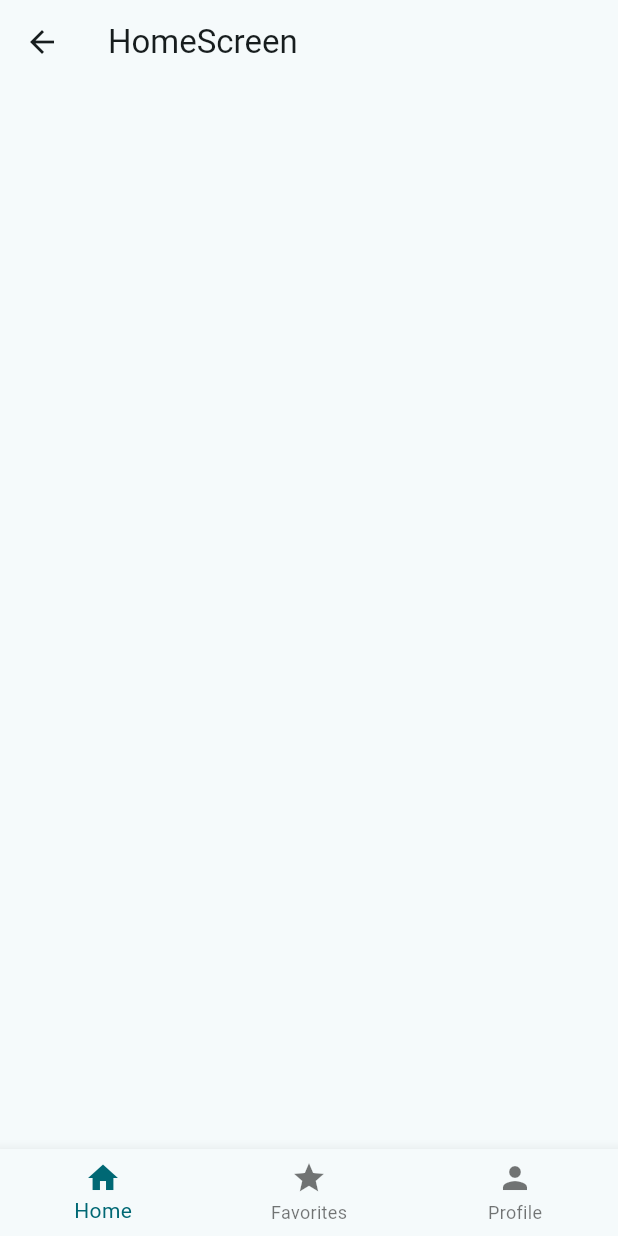
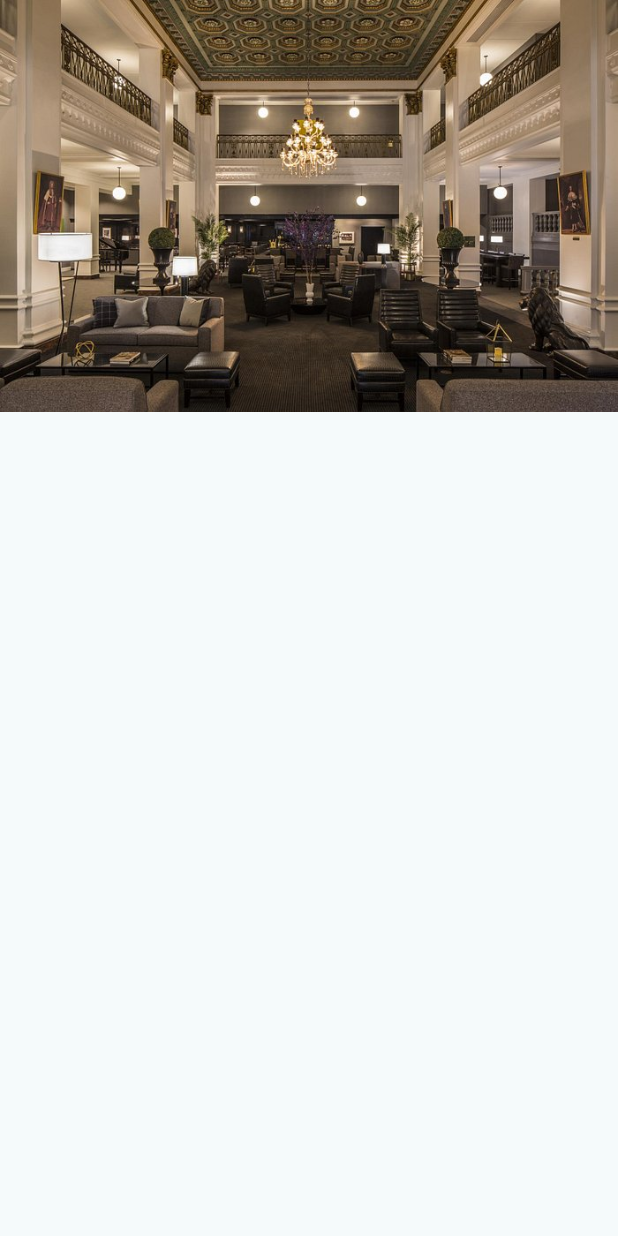
Before and after one commit to Arthritisboy/3Y1Cryptotel, a Flutter app: the HomeScreen screen opened directly, on a phone screen of 412 x 824 dp. Run offline on Flutter 3.47's test engine with Material 3 defaults, Android fonts, the phone set to English and light mode, and no system bars; our stand-ins replace transparent_image.

Commit message:
Added tab_screen and stack widget in home_screen

```diff
--- a/mobile/lib/main.dart
+++ b/mobile/lib/main.dart
@@ -1,20 +1,15 @@
 import 'package:flutter/material.dart';
 import 'package:hotel_flutter/presentation/screens/splash_screen.dart';
 import 'package:hotel_flutter/router/app_router.dart';
-//import 'package:hotel_flutter/screens/welcome_screen.dart';
 
 void main() {
   runApp(MyApp());
 }
 
-// var kColorScheme =
-//     ColorScheme.fromSeed(seedColor: const Color.fromARGB(255, 248, 248, 248));
-
 class MyApp extends StatelessWidget {
   final AppRouter _appRouter = AppRouter();
   MyApp({super.key});
 
-  // This widget is the root of your application.
   @override
   Widget build(BuildContext context) {
     return MaterialApp(
--- a/mobile/lib/presentation/screens/home_screen.dart
+++ b/mobile/lib/presentation/screens/home_screen.dart
@@ -1,28 +1,18 @@
 import 'package:flutter/material.dart';
+import 'package:transparent_image/transparent_image.dart';
 
 class HomeScreen extends StatelessWidget {
   const HomeScreen({super.key});
   @override
   Widget build(BuildContext context) {
     return Scaffold(
-      appBar: AppBar(
-        title: Text("HomeScreen"),
-      ),
-      bottomNavigationBar: BottomNavigationBar(
-        onTap: (index) {},
-        items: const [
-          BottomNavigationBarItem(
-            icon: Icon(Icons.home),
-            label: 'Home',
-          ),
-          BottomNavigationBarItem(
-            icon: Icon(Icons.star),
-            label: "Favorites",
-          ),
-          BottomNavigationBarItem(
-            icon: Icon(Icons.person),
-            label: "Profile",
-          ),
+      body: Stack(
+        children: [
+          FadeInImage(
+            placeholder: MemoryImage(kTransparentImage),
+            image: AssetImage('assets/images/others/homepage.jpg'),
+            fit: BoxFit.cover,
+          )
         ],
       ),
     );
--- a/mobile/lib/router/app_router.dart
+++ b/mobile/lib/router/app_router.dart
@@ -2,6 +2,7 @@ import 'package:flutter/material.dart';
 import 'package:hotel_flutter/presentation/screens/home_screen.dart';
 import 'package:hotel_flutter/presentation/screens/login_screen.dart';
 import 'package:hotel_flutter/presentation/screens/signup_screen.dart';
+import 'package:hotel_flutter/presentation/screens/tab_screen.dart';
 import 'package:hotel_flutter/presentation/screens/welcome_screen.dart';
 
 class AppRouter {
@@ -21,7 +22,7 @@ class AppRouter {
         );
       case '/homescreen':
         return MaterialPageRoute(
-          builder: (_) => const HomeScreen(),
+          builder: (_) => const TabScreen(),
         );
       default:
         return null;
--- a/mobile/pubspec.yaml
+++ b/mobile/pubspec.yaml
@@ -37,6 +37,7 @@ dependencies:
   icons_plus: ^5.0.0
   bloc: ^8.1.4
   flutter_bloc: ^8.1.6
+  transparent_image: ^2.0.1
 
 dev_dependencies:
   flutter_test:
@@ -59,6 +60,7 @@ flutter:
     - assets/images/others/hotel.png
     - assets/images/others/Vinna.jpg
     - assets/images/others/logowhite.png
+    - assets/images/others/homepage.jpg
 
   # The following line ensures that the Material Icons font is
   # included with your application, so that you can use the icons in
```
Also changed, not shown: mobile/lib/presentation/screens/favorite_screen.dart (added, +13 -0 lines), mobile/lib/presentation/screens/profile_screen.dart (added, +13 -0 lines), mobile/lib/presentation/screens/tab_screen.dart (added, +57 -0 lines), mobile/lib/presentation/screens/forgot_password_screen.dart (renamed from mobile/lib/presentation/screens/forgot_password.dart), mobile/pubspec.lock, 1 other file.
